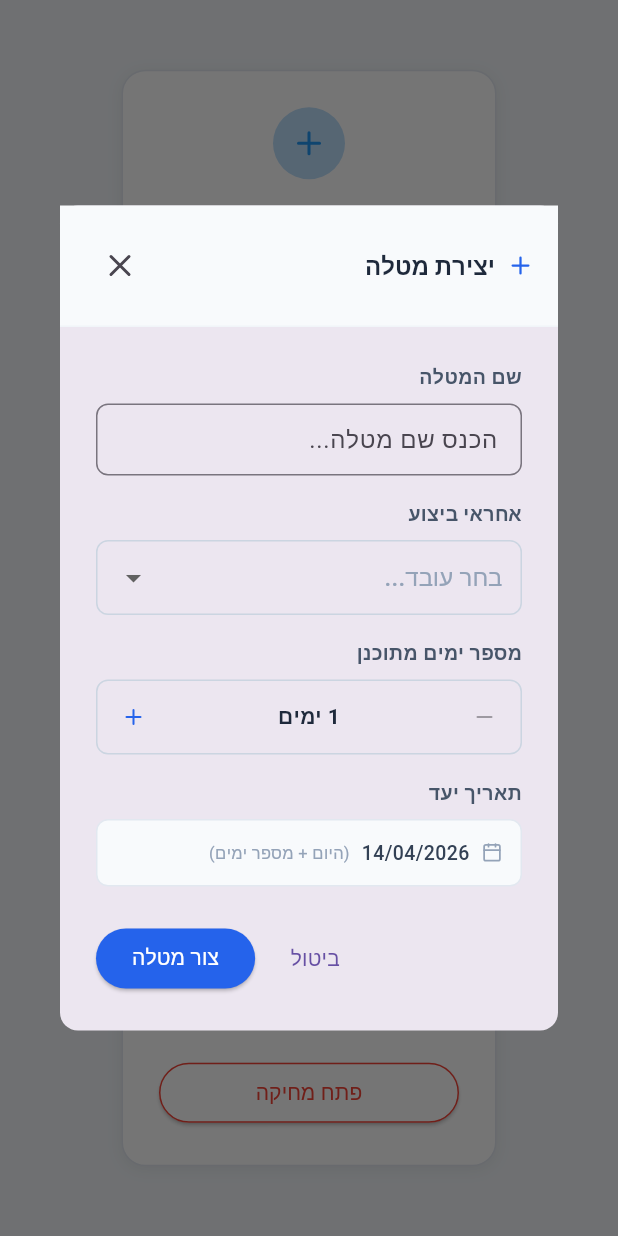
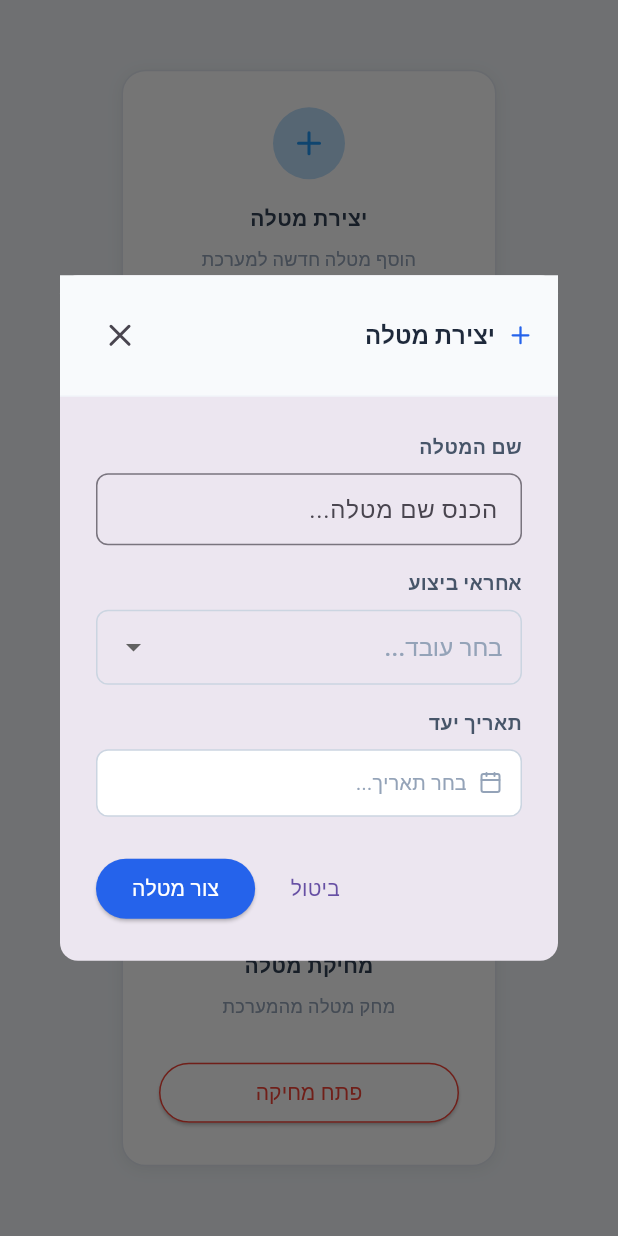
Before and after one commit to shira-rosenfeld/PulseApp, a Flutter app: the ModalsShowcase screen opened directly, after a tap on "פתח יצירה", on a phone screen of 412 x 824 dp. Run offline on Flutter 3.47's test engine with Material 3 defaults, Android fonts, the phone set to English and light mode, and no system bars; our stand-ins replace flutter_riverpod, lucide_icons_flutter; missing offline and left inert: dart:js_interop; Roboto replaces fonts that are missing (Segoe UI); statements that could not run were skipped.

Commit message:
Rename header subtitle, fix overflow definitively, add date picker to modal
Manager workspace:
- Subtitle changed from 'ניהול מטלות' to 'רשימת יעדים'
- Header vertical padding reduced 12→8px (content area 40→48px), which
  definitively eliminates the 3px overflow regardless of TextField height

CreateTaskModal:
- Remove days-stepper and computed due-date read-only field
- Add tappable 'תאריך יעד' field that opens Flutter's showDatePicker
- Picked date displayed as DD/MM/YYYY; calendar icon turns blue when set
- firstDate: today, lastDate: 2030-01-01

https://claude.ai/code/session_01FEQGEYEfC7qTZW89MfR8jd

```diff
--- a/pulse_frontend/lib/ui/manager_workspace.dart
+++ b/pulse_frontend/lib/ui/manager_workspace.dart
@@ -80,7 +80,7 @@ class ManagerWorkspace extends ConsumerWidget {
           color: Colors.white,
           border: Border(bottom: BorderSide(color: Color(0xFFE2E8F0))),
         ),
-        padding: const EdgeInsets.symmetric(horizontal: 24, vertical: 12),
+        padding: const EdgeInsets.symmetric(horizontal: 24, vertical: 8),
         child: Row(
           mainAxisAlignment: MainAxisAlignment.spaceBetween,
           children: [
@@ -94,7 +94,7 @@ class ManagerWorkspace extends ConsumerWidget {
                   mainAxisSize: MainAxisSize.min,
                   children: [
                     Text(AppStrings.appTitle, style: TextStyle(fontSize: 18, fontWeight: FontWeight.bold, color: Color(0xFF1E293B))),
-                    Text('ניהול מטלות', style: TextStyle(fontSize: 11, color: Color(0xFF94A3B8))),
+                    Text('רשימת יעדים', style: TextStyle(fontSize: 11, color: Color(0xFF94A3B8))),
                   ],
                 ),
               ],
--- a/pulse_frontend/lib/ui/task_modals.dart
+++ b/pulse_frontend/lib/ui/task_modals.dart
@@ -79,7 +79,7 @@ class CreateTaskModal extends StatefulWidget {
 
 class _CreateTaskModalState extends State<CreateTaskModal> {
   String? _selectedWorker;
-  int _plannedDays = 1;
+  DateTime? _selectedDueDate;
   final _taskNameController = TextEditingController();
 
   // Combined list of all workers (backend will handle both types)
@@ -94,12 +94,23 @@ class _CreateTaskModalState extends State<CreateTaskModal> {
         borderRadius: BorderRadius.circular(8),
       );
 
-  String get _computedDueDate {
-    final due = DateTime.now().add(Duration(days: _plannedDays));
-    final d = due.day.toString().padLeft(2, '0');
-    final m = due.month.toString().padLeft(2, '0');
-    final y = due.year.toString();
+  String? get _formattedDueDate {
+    if (_selectedDueDate == null) return null;
+    final d = _selectedDueDate!.day.toString().padLeft(2, '0');
+    final m = _selectedDueDate!.month.toString().padLeft(2, '0');
+    final y = _selectedDueDate!.year.toString();
     return '$d/$m/$y';
+  }
+
+  Future<void> _pickDate() async {
+    final now = DateTime.now();
+    final picked = await showDatePicker(
+      context: context,
+      initialDate: _selectedDueDate ?? now,
+      firstDate: now,
+      lastDate: DateTime(2030),
+    );
+    if (picked != null) setState(() => _selectedDueDate = picked);
   }
 
   @override
@@ -170,65 +181,35 @@ class _CreateTaskModalState extends State<CreateTaskModal> {
               ),
             ),
             const SizedBox(height: 16),
-            // מספר ימים מתוכנן
-            const Text('מספר ימים מתוכנן', style: TextStyle(fontSize: 13, fontWeight: FontWeight.bold, color: Color(0xFF475569))),
-            const SizedBox(height: 8),
-            Container(
-              decoration: _dropdownDecoration,
-              padding: const EdgeInsets.symmetric(horizontal: 4, vertical: 4),
-              child: Row(
-                children: [
-                  IconButton(
-                    icon: const Icon(LucideIcons.minus, size: 16),
-                    onPressed: _plannedDays > 1 ? () => setState(() => _plannedDays--) : null,
-                    color: const Color(0xFF64748B),
-                    padding: EdgeInsets.zero,
-                    visualDensity: VisualDensity.compact,
-                  ),
-                  Expanded(
-                    child: Center(
-                      child: Text(
-                        '$_plannedDays ימים',
-                        style: const TextStyle(fontSize: 14, fontWeight: FontWeight.bold, color: Color(0xFF1E293B)),
-                      ),
-                    ),
-                  ),
-                  IconButton(
-                    icon: const Icon(LucideIcons.plus, size: 16),
-                    onPressed: () => setState(() => _plannedDays++),
-                    color: const Color(0xFF2563EB),
-                    padding: EdgeInsets.zero,
-                    visualDensity: VisualDensity.compact,
-                  ),
-                ],
-              ),
-            ),
-            const SizedBox(height: 16),
-            // תאריך יעד (computed, read-only)
+            // תאריך יעד — date picker
             const Text('תאריך יעד', style: TextStyle(fontSize: 13, fontWeight: FontWeight.bold, color: Color(0xFF475569))),
             const SizedBox(height: 8),
-            Container(
+            InkWell(
+              onTap: _pickDate,
+              borderRadius: BorderRadius.circular(8),
+              child: Container(
                 width: double.infinity,
                 padding: const EdgeInsets.symmetric(horizontal: 12, vertical: 12),
                 decoration: BoxDecoration(
-                color: const Color(0xFFF8FAFC),
-                border: Border.all(color: const Color(0xFFE2E8F0)),
+                  color: Colors.white,
+                  border: Border.all(color: const Color(0xFFCBD5E1)),
                   borderRadius: BorderRadius.circular(8),
                 ),
                 child: Row(
                   children: [
-                  const Icon(LucideIcons.calendar, size: 14, color: Color(0xFF94A3B8)),
+                    Icon(LucideIcons.calendar, size: 16,
+                        color: _selectedDueDate != null ? const Color(0xFF2563EB) : const Color(0xFF94A3B8)),
                     const SizedBox(width: 8),
                     Text(
-                    _computedDueDate,
-                    style: const TextStyle(fontSize: 13, color: Color(0xFF334155), fontWeight: FontWeight.w500),
+                      _formattedDueDate ?? 'בחר תאריך...',
+                      style: TextStyle(
+                        fontSize: 13,
+                        color: _selectedDueDate != null ? const Color(0xFF334155) : const Color(0xFF94A3B8),
+                        fontWeight: _selectedDueDate != null ? FontWeight.w500 : FontWeight.normal,
                       ),
-                  const SizedBox(width: 8),
-                  const Text(
-                    '(היום + מספר ימים)',
-                    style: TextStyle(fontSize: 11, color: Color(0xFF94A3B8)),
                     ),
                   ],
+                ),
               ),
             ),
           ],
```
Lines whose indentation alone changed are shown as unchanged.
